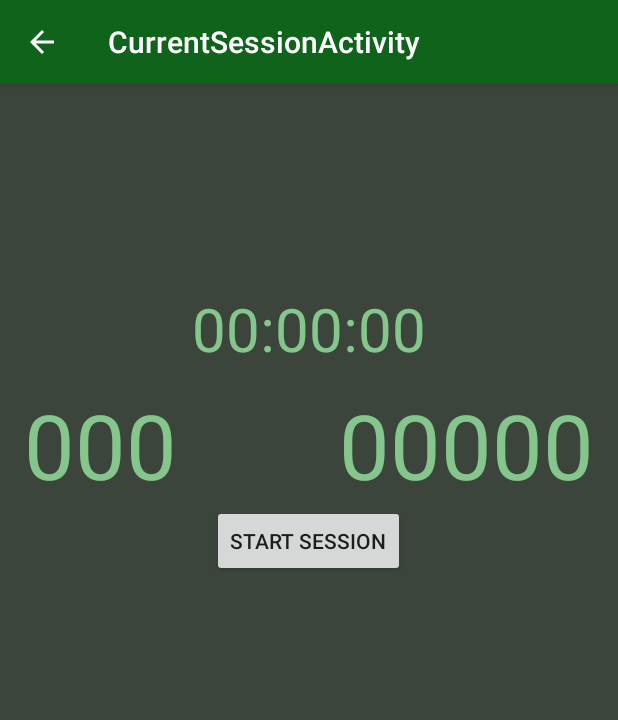
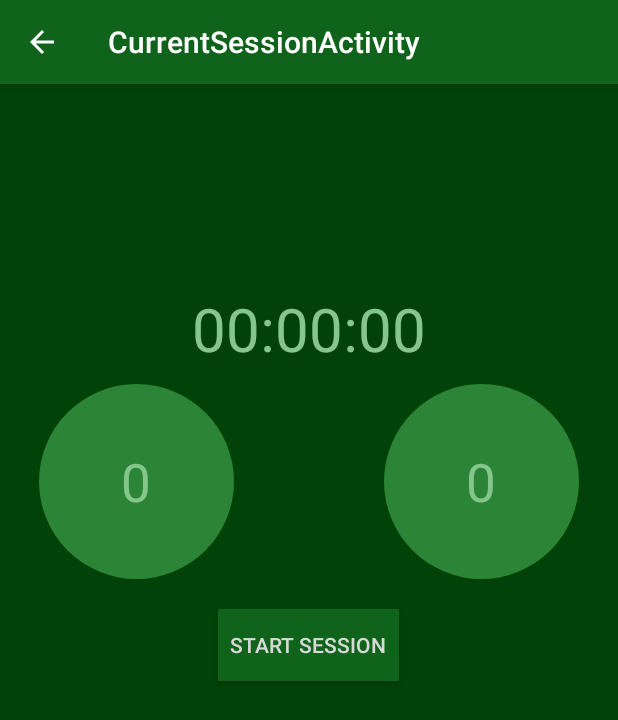
Before and after one commit to 390Errday/390MB, an Android app: the CurrentSessionActivity screen opened directly, with no data from a screen before it, on a phone screen of 412 x 824 dp. Shown: the top 720 px of the screen. Run offline under Robolectric (Android 15) with nearby library versions, the phone set to English and light mode, and no system bars; 3 statements that could not run were skipped.

Commit message:
current session style changes and bug fixes

```diff
--- a/Final/bioflix/app/src/main/res/drawable/circle.xml
+++ b/Final/bioflix/app/src/main/res/drawable/circle.xml
@@ -4,9 +4,5 @@
     android:shape="oval">
 
     <solid
-        android:color="#666666"/>
-
-    <size
-        android:width="120dp"
-        android:height="120dp"/>
+        android:color="@color/colorPrimary"/>
 </shape>
--- a/Final/bioflix/app/src/main/res/layout/content_current_session.xml
+++ b/Final/bioflix/app/src/main/res/layout/content_current_session.xml
@@ -9,7 +9,7 @@
     app:layout_behavior="@string/appbar_scrolling_view_behavior"
     tools:showIn="@layout/activity_current_session"
     tools:context="com.ryanarifswana.bioflix.CurrentSessionActivity"
-    android:background="#3c453b">
+    android:background="@color/colorPrimaryDarkest">
 
     <Space
         android:layout_width="fill_parent"
@@ -41,42 +41,75 @@
     <LinearLayout
         android:orientation="vertical"
         android:layout_width="match_parent"
-        android:layout_height="match_parent"
+        android:layout_height="wrap_content"
         android:layout_below="@+id/timer"
         android:weightSum="1"
-        android:paddingTop="10dp">
+        android:paddingTop="10dp"
+        android:id="@+id/linearLayout">
 
-        <LinearLayout
-            android:orientation="horizontal"
+        <RelativeLayout
             android:layout_width="match_parent"
+            android:layout_height="wrap_content">
+
+            <FrameLayout
+                android:layout_width="wrap_content"
                 android:layout_height="wrap_content"
-            android:weightSum="1">
+                android:layout_alignParentStart="true"
+                android:layout_marginLeft="10dp">
+
+                <View android:layout_width="130dp"
+                    android:layout_height="130dp"
+                    android:background="@drawable/circle"
+                    android:layout_gravity="center_vertical"
+                    android:autoText="false"
+                    android:id="@+id/circleHr"
+                    android:focusable="false"
+                    android:contextClickable="false" />
 
                 <TextView
+                    android:layout_width="fill_parent"
+                    android:layout_height="wrap_content"
+                    android:textAppearance="?android:attr/textAppearanceLarge"
+                    android:text="0"
+                    android:id="@+id/hrText"
+                    android:textColor="@color/colorPrimaryLightest"
+                    android:phoneNumber="true"
+                    android:textSize="35dp"
+                    android:layout_gravity="center"
+                    android:textAlignment="center"
+                    android:singleLine="false" />
+            </FrameLayout>
+
+            <FrameLayout
                 android:layout_width="wrap_content"
                 android:layout_height="wrap_content"
-                android:textAppearance="?android:attr/textAppearanceLarge"
-                android:text="000"
-                android:id="@+id/hrText"
-                android:textColor="@color/colorPrimaryLightest"
-                android:layout_alignBottom="@+id/startButton"
+                android:layout_alignParentTop="true"
                 android:layout_alignParentEnd="true"
-                android:layout_weight="0.50"
-                android:phoneNumber="false"
-                android:textSize="@dimen/huge_text" />
+                android:layout_marginRight="10dp">
+
+                <View android:layout_width="130dp"
+                    android:layout_height="130dp"
+                    android:background="@drawable/circle"
+                    android:layout_gravity="center_vertical"
+                    android:autoText="false"
+                    android:id="@+id/circleGsr"
+                    android:contextClickable="false" />
 
                 <TextView
-                android:layout_width="wrap_content"
+                    android:layout_width="fill_parent"
                     android:layout_height="wrap_content"
-                android:text="00000"
+                    android:text="0"
                     android:id="@+id/gsrText"
-                android:layout_alignTop="@+id/hrText"
-                android:layout_alignParentEnd="true"
-                android:layout_weight="0.50"
-                android:textAlignment="textEnd"
                     android:textAppearance="?android:attr/textAppearanceLarge"
                     android:textColor="@color/colorPrimaryLightest"
-                android:textSize="@dimen/huge_text" />
+                    android:textSize="35dp"
+                    android:layout_gravity="center"
+                    android:textAlignment="center"
+                    android:allowUndo="false" />
+
+            </FrameLayout>
+
+        </RelativeLayout>
 
     </LinearLayout>
 
@@ -85,9 +118,14 @@
         android:layout_height="wrap_content"
         android:text="@string/startSession"
         android:id="@+id/startButton"
-            android:onClick="startMovie"
-            android:layout_marginBottom="48dp"
-            android:layout_gravity="center_horizontal" />
-    </LinearLayout>
+        android:onClick="startButton"
+        android:layout_gravity="center_horizontal"
+        android:background="@color/colorPrimaryDark"
+        android:textColor="@color/colorWhiteLightest"
+        android:paddingLeft="8dp"
+        android:paddingRight="8dp"
+        android:layout_below="@+id/linearLayout"
+        android:layout_centerHorizontal="true"
+        android:layout_marginTop="20dp" />
 
 </RelativeLayout>
--- a/Final/bioflix/app/src/main/res/values/colors.xml
+++ b/Final/bioflix/app/src/main/res/values/colors.xml
@@ -1,6 +1,7 @@
 <?xml version="1.0" encoding="utf-8"?>
 <resources>
     <color name="colorPrimary">#2C8437</color>
+    <color name="colorPrimaryDarkest">#004208</color>
     <color name="colorPrimaryDark">#10631A</color>
     <color name="colorPrimaryLight">#52A55C</color>
     <color name="colorPrimaryLightest">#84C68C</color>
```
Also changed, not shown: Final/bioflix/app/src/main/java/com/ryanarifswana/bioflix/CurrentSessionActivity.java (+10 -2 lines), Final/bioflix/app/src/main/java/com/ryanarifswana/bioflix/MSBandService.java (+3 -8 lines), Final/bioflix/app/src/main/java/com/ryanarifswana/bioflix/database/DatabaseHandler.java (+4 -19 lines). Lines whose indentation alone changed are shown as unchanged.
